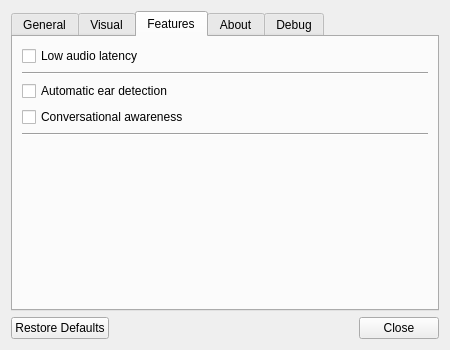
This is Source/Gui/SettingsWindow.ui in DeveShlomo/AirPodsWindows as Qt 5 draws it before an edit. The edited form follows.
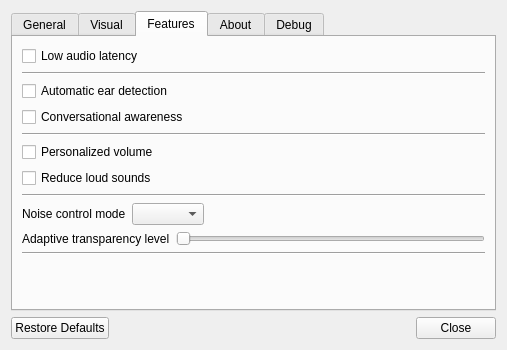
This is the edited form. The open tabs and pages were chosen to show the change. Icons and pictures are not drawn.

Commit message:
feat: Add ANC control features for Windows client
- Add MagicAAP driver support for AAP protocol communication
- Implement noise control mode switching (Off/ANC/Transparency/Adaptive)
- Add conversational awareness support
- Add personalized volume and loud sound reduction
- Add adaptive transparency level control (0-50)
- Fix BTHENUM device enumeration for Bluetooth devices
- Complete Chinese translations (Simplified & Traditional)
- Update README with new features and credits
- Add proper attribution to librepods, OpenPods, AirPodsDesktop

Diff of the .ui file:
```diff
--- a/Source/Gui/SettingsWindow.ui
+++ b/Source/Gui/SettingsWindow.ui
@@ -257,13 +257,132 @@
         </layout>
        </item>
        <item row="4" column="0">
-        <widget class="Line" name="line_2">
+        <widget class="Line" name="line_features_1">
          <property name="orientation">
           <enum>Qt::Horizontal</enum>
          </property>
         </widget>
        </item>
        <item row="5" column="0">
+        <layout class="QHBoxLayout" name="horizontalLayout_7">
+         <item>
+          <widget class="QCheckBox" name="cbPersonalizedVolume">
+           <property name="text">
+            <string>Personalized volume</string>
+           </property>
+          </widget>
+         </item>
+         <item>
+          <layout class="QHBoxLayout" name="hlTipPersonalizedVolume"/>
+         </item>
+         <item>
+          <spacer name="horizontalSpacer_7">
+           <property name="orientation">
+            <enum>Qt::Horizontal</enum>
+           </property>
+           <property name="sizeHint" stdset="0">
+            <size>
+             <width>40</width>
+             <height>20</height>
+            </size>
+           </property>
+          </spacer>
+         </item>
+        </layout>
+       </item>
+       <item row="6" column="0">
+        <layout class="QHBoxLayout" name="horizontalLayout_8">
+         <item>
+          <widget class="QCheckBox" name="cbLoudSoundReduction">
+           <property name="text">
+            <string>Reduce loud sounds</string>
+           </property>
+          </widget>
+         </item>
+         <item>
+          <layout class="QHBoxLayout" name="hlTipLoudSoundReduction"/>
+         </item>
+         <item>
+          <spacer name="horizontalSpacer_8">
+           <property name="orientation">
+            <enum>Qt::Horizontal</enum>
+           </property>
+           <property name="sizeHint" stdset="0">
+            <size>
+             <width>40</width>
+             <height>20</height>
+            </size>
+           </property>
+          </spacer>
+         </item>
+        </layout>
+       </item>
+       <item row="7" column="0">
+        <widget class="Line" name="line_features_2">
+         <property name="orientation">
+          <enum>Qt::Horizontal</enum>
+         </property>
+        </widget>
+       </item>
+       <item row="8" column="0">
+        <layout class="QHBoxLayout" name="horizontalLayout_9">
+         <item>
+          <widget class="QLabel" name="lbNoiseControlMode">
+           <property name="text">
+            <string>Noise control mode</string>
+           </property>
+          </widget>
+         </item>
+         <item>
+          <widget class="QComboBox" name="cbNoiseControlMode"/>
+         </item>
+         <item>
+          <spacer name="horizontalSpacer_9">
+           <property name="orientation">
+            <enum>Qt::Horizontal</enum>
+           </property>
+           <property name="sizeHint" stdset="0">
+            <size>
+             <width>40</width>
+             <height>20</height>
+            </size>
+           </property>
+          </spacer>
+         </item>
+        </layout>
+       </item>
+       <item row="9" column="0">
+        <layout class="QHBoxLayout" name="horizontalLayout_10">
+         <item>
+          <widget class="QLabel" name="lbAdaptiveTransparencyLevel">
+           <property name="text">
+            <string>Adaptive transparency level</string>
+           </property>
+          </widget>
+         </item>
+         <item>
+          <widget class="QSlider" name="hsAdaptiveTransparencyLevel">
+           <property name="minimum">
+            <number>0</number>
+           </property>
+           <property name="maximum">
+            <number>50</number>
+           </property>
+           <property name="orientation">
+            <enum>Qt::Horizontal</enum>
+           </property>
+          </widget>
+         </item>
+        </layout>
+       </item>
+       <item row="10" column="0">
+        <widget class="Line" name="line_2">
+         <property name="orientation">
+          <enum>Qt::Horizontal</enum>
+         </property>
+        </widget>
+       </item>
+       <item row="11" column="0">
         <spacer name="verticalSpacer_2">
          <property name="orientation">
           <enum>Qt::Vertical</enum>
@@ -431,7 +550,7 @@
          <item>
           <widget class="QLabel" name="label">
            <property name="text">
-            <string>&lt;html&gt;&lt;head/&gt;&lt;body&gt;&lt;p&gt;Open source &lt;a href=&quot;https://github.com/SpriteOvO/AirPodsDesktop&quot;&gt;&lt;span style=&quot; text-decoration: underline; color:#0000ff;&quot;&gt;repository&lt;/span&gt;&lt;/a&gt; and licensed under &lt;a href=&quot;https://github.com/SpriteOvO/AirPodsDesktop/blob/main/LICENSE&quot;&gt;&lt;span style=&quot; text-decoration: underline; color:#0000ff;&quot;&gt;GPLv3&lt;/span&gt;&lt;/a&gt;.&lt;/p&gt;&lt;/body&gt;&lt;/html&gt;</string>
+            <string>&lt;html&gt;&lt;head/&gt;&lt;body&gt;&lt;p&gt;Open source &lt;a href=&quot;https://github.com/YimingZhanshen/AirPodsWindows&quot;&gt;&lt;span style=&quot; text-decoration: underline; color:#0000ff;&quot;&gt;repository&lt;/span&gt;&lt;/a&gt; and licensed under &lt;a href=&quot;https://github.com/YimingZhanshen/AirPodsWindows/blob/main/LICENSE&quot;&gt;&lt;span style=&quot; text-decoration: underline; color:#0000ff;&quot;&gt;GPLv3&lt;/span&gt;&lt;/a&gt;.&lt;/p&gt;&lt;/body&gt;&lt;/html&gt;</string>
            </property>
            <property name="openExternalLinks">
             <bool>true</bool>
@@ -441,7 +560,7 @@
          <item>
           <widget class="QLabel" name="label_4">
            <property name="text">
-            <string>Copyright © 2021-2022 SpriteOvO. All rights reserved.</string>
+            <string>Copyright © 2021-2026 SpriteOvO &amp; YimingZhanshen. All rights reserved.</string>
            </property>
           </widget>
          </item>
```
The commit also changes 32 other files.
